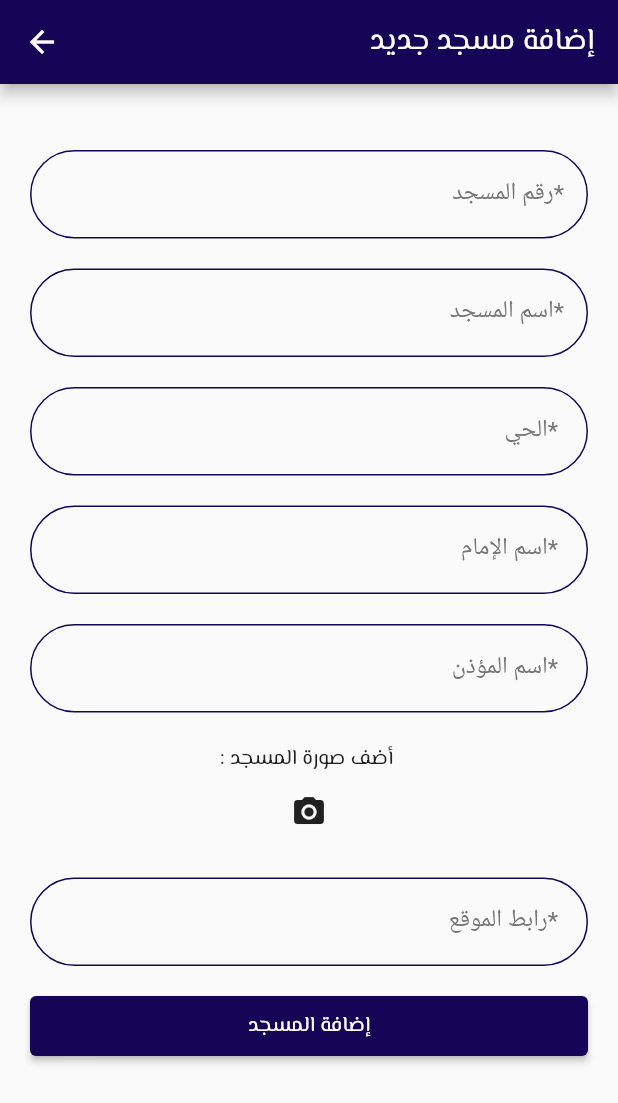
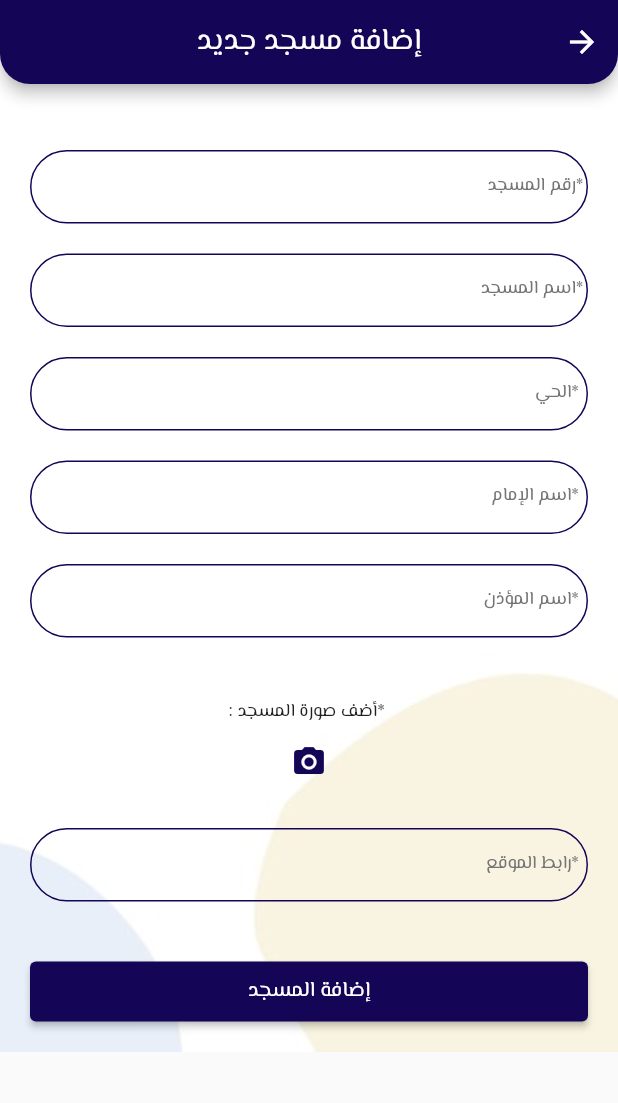
Before and after one commit to NoufAlsadhan/2023-GP1-3, a Flutter app: the AdminPage screen opened directly, after a tap on "إضافة مسجد", on a phone screen of 412 x 824 dp. Shown: the top 1103 px of the screen. Run offline on Flutter 3.47's test engine with Material 2 defaults, Android fonts, the phone set to English and light mode, and no system bars; our stand-ins replace cloud_firestore, firebase_auth, firebase_core, firebase_storage, image_picker, permission_handler; missing offline and left inert: flutter_sms; accounts and stored records are empty; network calls fail.

Commit message:
Add Mosque Final update

```diff
--- a/mehrab/lib/AddMosque.dart
+++ b/mehrab/lib/AddMosque.dart
@@ -7,8 +7,10 @@ import 'package:image_picker/image_picker.dart';
 import 'package:firebase_storage/firebase_storage.dart';
 import 'dart:io';
 import 'package:mehrab/AddMosque.dart';
-import 'package:google_maps_flutter/google_maps_flutter.dart';
+//import 'package:google_maps_flutter/google_maps_flutter.dart';
 import 'dart:async';
+import 'dart:math';
+import 'dart:math' as math;
 
 
 
@@ -23,8 +25,8 @@ final TextEditingController _MuathenName = TextEditingController();
 final TextEditingController _MosqueImage = TextEditingController();
 var db = FirebaseFirestore.instance;
 String imageUrl='';
-GoogleMapController? _Loccontroller;
-  Set<Marker> _markers = Set<Marker>();
+//GoogleMapController? _Loccontroller;
+  //Set<Marker> _markers = Set<Marker>();
 
 
 
@@ -77,26 +79,41 @@ void initState() {
             extendBodyBehindAppBar: true,
             resizeToAvoidBottomInset: false,
             appBar: AppBar(
-              leading:  BackButton(
-                color: Colors.white,
-                onPressed: () {
-                    Navigator.pop(context);
-                  } // <-- SEE HERE
-              ),
-              title: Align(
-                alignment: Alignment.centerRight,
-                child: Text(
-                  ' إضافة مسجد جديد',
-                  style: TextStyle(fontFamily: 'Elmessiri'),
+              shape: RoundedRectangleBorder(
+                borderRadius: BorderRadius.vertical(
+                  bottom: Radius.circular(20),
                 ),
               ),
+              title: Text(
+                'إضافة مسجد جديد',
+                style: TextStyle(fontFamily: 'Elmessiri'),
+              ),
+              centerTitle: true,
               backgroundColor: Color.fromARGB(255, 20, 5, 87),
+              leading: Container(), // Remove the leading back button
+              actions: [
+                IconButton(
+                  icon: Transform(
+                    alignment: Alignment.center,
+                    transform: Matrix4.rotationY(math.pi),
+                    child: Icon(Icons.arrow_back),
+                  ),
+                  onPressed: () {
+                    Navigator.pop(context);
+                  },
+                ),
+              ],
             ),
 
 
 //padding: EdgeInsets.symmetric(horizontal: 20, vertical: 15),
                body: Container(
-                //height: 500,
+                decoration: BoxDecoration(
+                image: DecorationImage(
+                  image: AssetImage("images/background2.jpg"),
+                  fit: BoxFit.cover,
+                ),
+              ),
                 padding: const EdgeInsets.fromLTRB(0, 20, 0, 0),
                 child: SingleChildScrollView(
               child: Form (
@@ -124,6 +141,8 @@ void initState() {
                             errorText: validNum == false
                                   ? numberErrorMessageI
                                   : null,
+                                  contentPadding:
+                                    EdgeInsets.symmetric(vertical: 15),
                             enabledBorder: OutlineInputBorder(
                               borderRadius: BorderRadius.circular(90.0),
                               borderSide: const BorderSide(
@@ -133,6 +152,8 @@ void initState() {
                             labelText: ' *رقم المسجد',
                             labelStyle: TextStyle(
                               color: Colors.grey[600],
+                              fontFamily: "Elmessiri",
+                                    fontSize: 12
                             ),
                           ),
                         ),
@@ -149,6 +170,8 @@ void initState() {
                           onFieldSubmitted: validateMosqueName,
                           decoration: InputDecoration(
                             errorText: validMname == false ? MosqueNameErrorMessage : null,
+                            contentPadding:
+                            EdgeInsets.symmetric(vertical: 15),
                             enabledBorder: OutlineInputBorder(
                               borderRadius: BorderRadius.circular(90.0),
                               borderSide: const BorderSide(
@@ -158,6 +181,8 @@ void initState() {
                             labelText: ' *اسم المسجد',
                             labelStyle: TextStyle(
                               color: Colors.grey[600],
+                              fontFamily: "Elmessiri",
+                                    fontSize: 12
                             ),
                           ),
                         ),
@@ -174,6 +199,8 @@ void initState() {
                         child: TextFormField(
                           controller: _District,
                           decoration: InputDecoration(
+                            contentPadding:
+                            EdgeInsets.symmetric(vertical: 15),
                             enabledBorder: OutlineInputBorder(
                               borderRadius: BorderRadius.circular(90.0),
                               borderSide: const BorderSide(
@@ -183,6 +210,8 @@ void initState() {
                             labelText: '  *الحي',
                             labelStyle: TextStyle(
                               color: Colors.grey[600],
+                              fontFamily: "Elmessiri",
+                                    fontSize: 12
                             ),
                           ),
                         ),
@@ -199,6 +228,8 @@ void initState() {
                         child: TextFormField(
                           controller: _ImamName,
                           decoration: InputDecoration(
+                            contentPadding:
+                            EdgeInsets.symmetric(vertical: 15),
                             enabledBorder: OutlineInputBorder(
                               borderRadius: BorderRadius.circular(90.0),
                               borderSide: const BorderSide(
@@ -208,6 +239,8 @@ void initState() {
                             labelText: '  *اسم الإمام',
                             labelStyle: TextStyle(
                               color: Colors.grey[600],
+                              fontFamily: "Elmessiri",
+                                    fontSize: 12
                             ),
                           ),
                         ),
@@ -222,6 +255,8 @@ void initState() {
                         child: TextFormField(
                           controller: _MuathenName,
                           decoration: InputDecoration(
+                            contentPadding:
+                            EdgeInsets.symmetric(vertical: 15),
                             enabledBorder: OutlineInputBorder(
                               borderRadius: BorderRadius.circular(90.0),
                               borderSide: const BorderSide(
@@ -231,6 +266,8 @@ void initState() {
                             labelText: '  *اسم المؤذن',
                             labelStyle: TextStyle(
                               color: Colors.grey[600],
+                              fontFamily: "Elmessiri",
+                                    fontSize: 12
                             ),
                           ),
                         ),
@@ -238,15 +275,16 @@ void initState() {
                     ),
 
 
+
                      const SizedBox(height: 20,),
 
 
 
                      Container(
-                      padding: const EdgeInsets.fromLTRB(20, 0, 20, 0),
+                      padding: const EdgeInsets.fromLTRB(20, 20, 20, 0),
                       child: Directionality(
                         textDirection: TextDirection.rtl,
-                        child : Text(' أضف صورة المسجد :'  ,style: TextStyle(fontFamily: 'Elmessiri'),
+                        child : Text(' *أضف صورة المسجد :'  ,style: TextStyle(fontFamily: 'Elmessiri', fontSize: 12),
 
                         ),),
                      ),
@@ -291,13 +329,13 @@ void initState() {
 
 
                           },
-                           icon: Icon(Icons.camera_alt)),
+                           icon: Icon(Icons.camera_alt , color: Color.fromARGB(255, 20, 5, 87),)),
                       ),
                     ),
 
                     Visibility(
                           visible: _visible2,
-                          child: Text('تم إدراج الصورة بنجاح' ,
+                          child: Text('تم إدراج صورة المسجد بنجاح' ,
                               style: TextStyle(color: Colors.green))),
 
 
@@ -311,6 +349,8 @@ void initState() {
                           controller: _LocLink,
                           onFieldSubmitted: validateUrl,
                           decoration: InputDecoration(
+                            contentPadding:
+                            EdgeInsets.symmetric(vertical: 15),
                             errorText: validUrl == false
                                   ? UrlErrorMessage : null,
                             enabledBorder: OutlineInputBorder(
@@ -322,16 +362,21 @@ void initState() {
                             labelText: '  *رابط الموقع',
                             labelStyle: TextStyle(
                               color: Colors.grey[600],
+                              fontFamily: "Elmessiri",
+                                    fontSize: 12
                             ),
                           ),
                         ),
                       ),
                     ),
 
+const SizedBox(height: 20,),
+
                        Visibility(
                           visible: _visible,
                           child: Text(' جميع الحقول مطلوبة *',
                               style: TextStyle(color: Colors.red))),
+
 
 
 
@@ -399,12 +444,12 @@ void initState() {
 
                                   final MosqueData = {
 
-                                    "ID": _Mosquenum.text,
+                                    //"ID": _Mosquenum.text,
                                     "Name": _MosqueNameController.text,
                                     "District": _District.text,
                                     "Location": _LocLink.text,
-                                    "Imam_name": _ImamName.text,
-                                    "Muathen_name": _MuathenName.text,
+                                    "Imam name": _ImamName.text,
+                                    "Muathen name": _MuathenName.text,
                                     "Image": imageUrl,
 
                                   };
@@ -544,7 +589,7 @@ print('Document does not exist');
       ) {
     // set up the buttons
     Widget cancelButton = TextButton(
-      child: Text("إلغاء", style: TextStyle(fontFamily: 'Elmessiri')),
+      child: Text("إلغاء", style: TextStyle(fontFamily: 'Elmessiri', color: Colors.red)),
       onPressed: () {
         Navigator.of(context).pop();
       },
```
